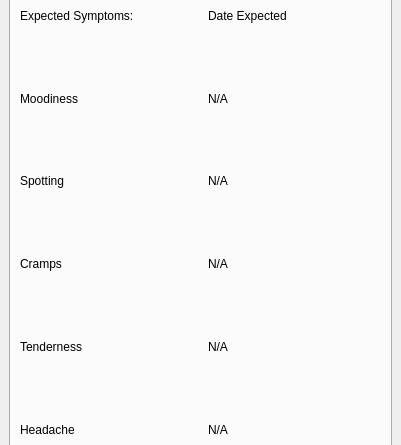
Old version of the form mainwindow.ui in the repository socphoenix/Period_Underground; both pictures show x 0 to 401 and y 135 to 580 of the 401 by 669 pixel window.
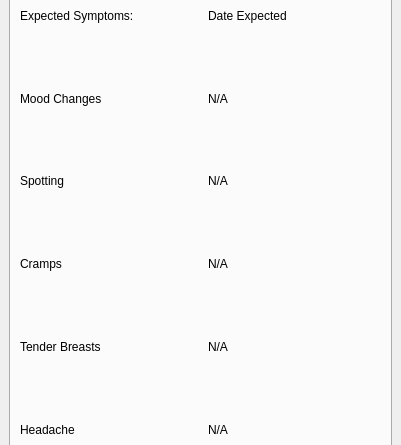
New version of the form. The open tabs and pages were chosen to show the change.

Commit message: clarify wording on period info screen

```diff
--- a/mainwindow.ui
+++ b/mainwindow.ui
@@ -259,7 +259,7 @@
         <item row="6" column="0">
          <widget class="QLabel" name="label_24">
           <property name="text">
-           <string>Tenderness</string>
+           <string>Tender Breasts</string>
           </property>
          </widget>
         </item>
@@ -319,7 +319,7 @@
         <item row="3" column="0">
          <widget class="QLabel" name="label_26">
           <property name="text">
-           <string>Moodiness</string>
+           <string>Mood Changes</string>
           </property>
          </widget>
         </item>
```
The commit also changes 2 other files.
